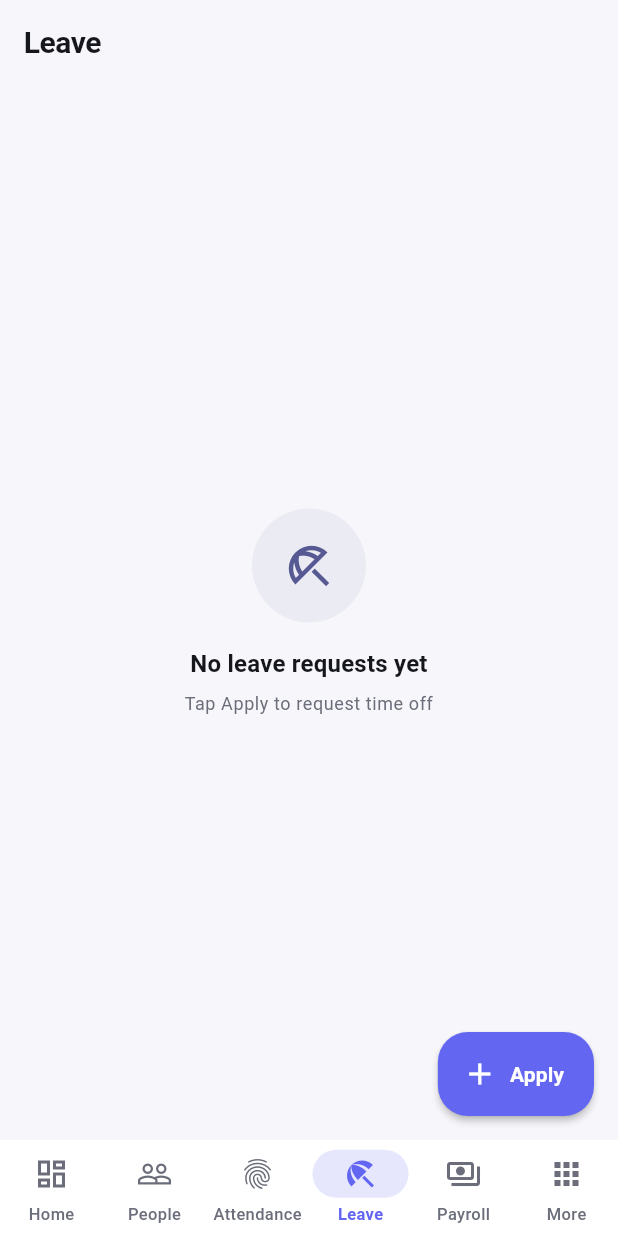
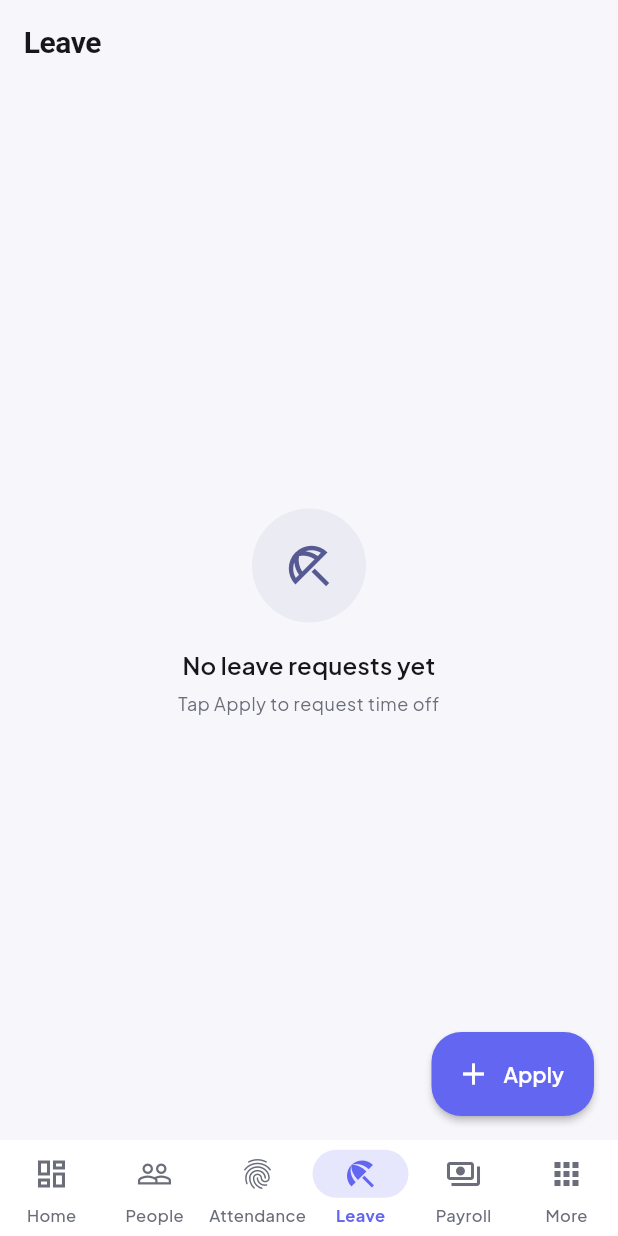
Before and after one commit to md62912/ERP, a Flutter app: the screen it shows once a user with an empty profile is signed in, item 4 of the bottom bar chosen, on a phone screen of 412 x 824 dp. Run offline on Flutter 3.47's test engine with Material 3 defaults, Android fonts, the phone set to English and light mode, and no system bars; our stand-ins replace file_picker, flutter_riverpod, geolocator, go_router, google_fonts, hive_flutter and 4 more; missing offline and left inert: dart:html; accounts and stored records are empty.

Commit message:
App-wide Fluent 2 / Windows 11-inspired visual refresh
Rather than hand-editing 20+ individual screens, this goes through the
central theme file -- every screen consumes the shared ThemeData for its
buttons/cards/inputs/app bars/nav bar (confirmed zero screens hardcode a
font family that would fight this), so this cascades automatically
everywhere in one pass.

- Typography: Plus Jakarta Sans (google_fonts, pure-Dart package, no
  native platform code -- a fundamentally lower risk category than the
  native plugins added earlier this session) replacing the system
  default, applied via the shared textTheme
- Cards, dialogs, and bottom sheets: replaced the flat 1px-border-only
  look with soft floating shadows (Fluent's signature 'surface' treatment
  -- think Windows 11 flyouts/Teams cards), while keeping a faint border
  for definition on light backgrounds
- App bar: subtle shadow appears once content scrolls beneath it
  (scrolledUnderElevation), matching how Windows 11 apps show a soft
  divider under the title bar on scroll
- Bottom nav bar: lifted off the content below it with the same soft
  shadow treatment instead of sitting flush
- Corner radii refined slightly (8/12/20 vs previous 10/14/20) for
  crisper, more Fluent-proportioned controls

Brand colors (indigo/teal) intentionally unchanged -- the ask was for the
Windows 11/Teams AESTHETIC (typography, depth, roundness), not to replace
Xebec's established color identity.

Honest scope note: this is a systemic theme change, which is the
highest-leverage single move for 'every screen' since it's inherited
everywhere automatically. Some screens have bespoke hardcoded Container
decorations (custom colors/shadows outside the theme) that won't pick
this up automatically -- happy to touch up specific screens on request
if anything still looks inconsistent after this.

```diff
--- a/lib/core/theme/app_theme.dart
+++ b/lib/core/theme/app_theme.dart
@@ -1,15 +1,20 @@
 import 'package:flutter/material.dart';
+import 'package:google_fonts/google_fonts.dart';
 import '../constants/app_colors.dart';
 
 /// A single design system shared by light and dark mode -- every component
 /// (cards, inputs, buttons, nav bar, chips, dialogs) is themed explicitly
 /// rather than leaning on Material 3 defaults, so both modes look
 /// intentional instead of "light mode designed, dark mode auto-generated."
+///
+/// Visual direction leans Fluent 2 (Windows 11 / Teams): a clean geometric
+/// typeface, soft floating shadows on cards/dialogs rather than flat
+/// borders, and crisp-but-rounded control corners.
 class AppTheme {
   AppTheme._();
 
-  static const double radiusSm = 10;
-  static const double radiusMd = 14;
+  static const double radiusSm = 8;
+  static const double radiusMd = 12;
   static const double radiusLg = 20;
 
   static ThemeData get light => _build(
@@ -49,9 +54,9 @@ class AppTheme {
       onSurface: textPrimary,
     );
 
-    final baseTextTheme = (isDark ? ThemeData.dark() : ThemeData.light())
-        .textTheme
-        .apply(bodyColor: textPrimary, displayColor: textPrimary);
+    final baseTextTheme = GoogleFonts.plusJakartaSansTextTheme(
+      (isDark ? ThemeData.dark() : ThemeData.light()).textTheme,
+    ).apply(bodyColor: textPrimary, displayColor: textPrimary);
 
     return ThemeData(
       useMaterial3: true,
@@ -75,7 +80,8 @@ class AppTheme {
         foregroundColor: textPrimary,
         surfaceTintColor: Colors.transparent,
         elevation: 0,
-        scrolledUnderElevation: 0,
+        scrolledUnderElevation: 2,
+        shadowColor: Colors.black.withOpacity(isDark ? 0.4 : 0.06),
         centerTitle: false,
         titleTextStyle: TextStyle(
           color: textPrimary,
@@ -87,13 +93,14 @@ class AppTheme {
       ),
 
       cardTheme: CardThemeData(
-        elevation: 0,
+        elevation: 3,
+        shadowColor: Colors.black.withOpacity(isDark ? 0.45 : 0.08),
         color: surface,
         clipBehavior: Clip.antiAlias,
         margin: EdgeInsets.zero,
         shape: RoundedRectangleBorder(
           borderRadius: BorderRadius.circular(radiusMd),
-          side: BorderSide(color: border, width: 1),
+          side: BorderSide(color: border.withOpacity(0.5), width: 1),
         ),
       ),
 
@@ -176,7 +183,8 @@ class AppTheme {
         backgroundColor: surface,
         indicatorColor: AppColors.primary.withOpacity(0.16),
         surfaceTintColor: Colors.transparent,
-        elevation: 0,
+        elevation: 4,
+        shadowColor: Colors.black.withOpacity(isDark ? 0.4 : 0.06),
         height: 64,
         labelTextStyle: WidgetStateProperty.resolveWith((states) {
           final selected = states.contains(WidgetState.selected);
@@ -204,6 +212,8 @@ class AppTheme {
       dialogTheme: DialogThemeData(
         backgroundColor: surface,
         surfaceTintColor: Colors.transparent,
+        elevation: 8,
+        shadowColor: Colors.black.withOpacity(isDark ? 0.55 : 0.16),
         shape: RoundedRectangleBorder(borderRadius: BorderRadius.circular(radiusLg)),
         titleTextStyle: TextStyle(color: textPrimary, fontSize: 18, fontWeight: FontWeight.w700),
         contentTextStyle: TextStyle(color: textSecondary, fontSize: 14),
@@ -219,6 +229,8 @@ class AppTheme {
       bottomSheetTheme: BottomSheetThemeData(
         backgroundColor: surface,
         surfaceTintColor: Colors.transparent,
+        elevation: 8,
+        shadowColor: Colors.black.withOpacity(isDark ? 0.55 : 0.16),
         shape: const RoundedRectangleBorder(
           borderRadius: BorderRadius.vertical(top: Radius.circular(radiusLg)),
         ),
--- a/pubspec.yaml
+++ b/pubspec.yaml
@@ -38,6 +38,7 @@ dependencies:
 
   # Utilities
   intl: ^0.19.0
+  google_fonts: ^7.1.0
   uuid: ^4.3.3
   image_picker: ^1.0.7
   file_picker: 10.3.8
```
